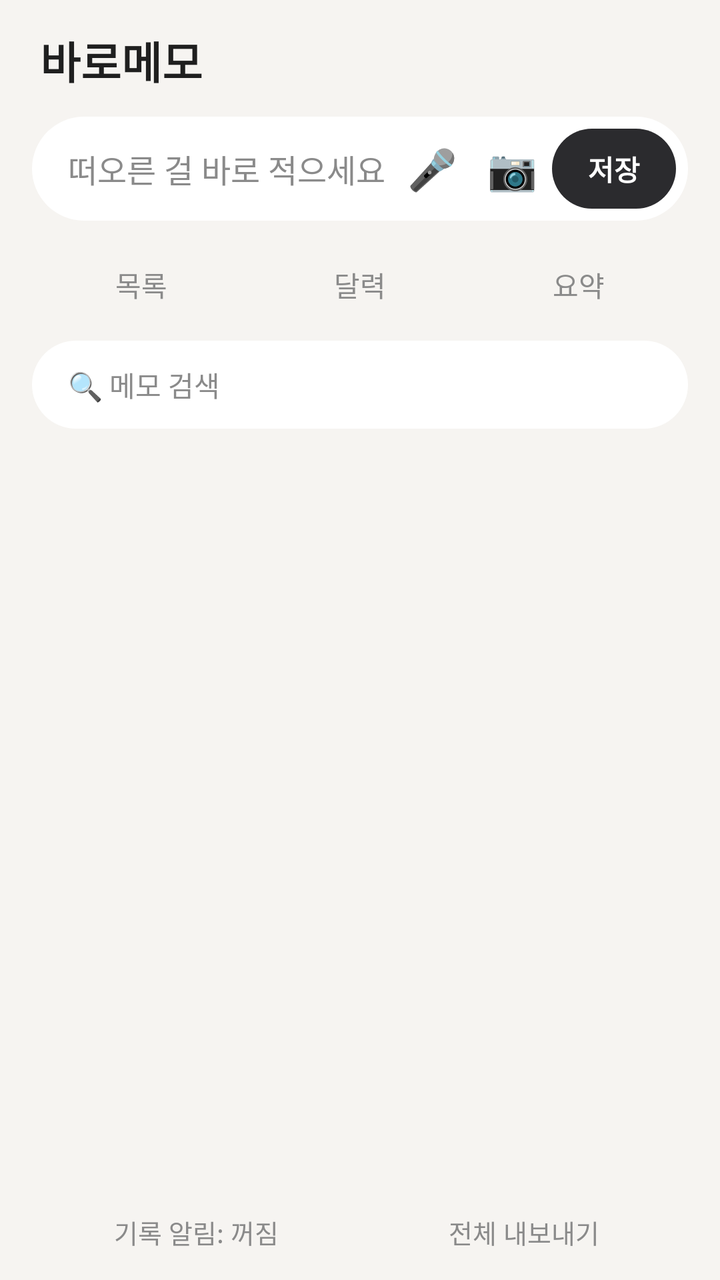
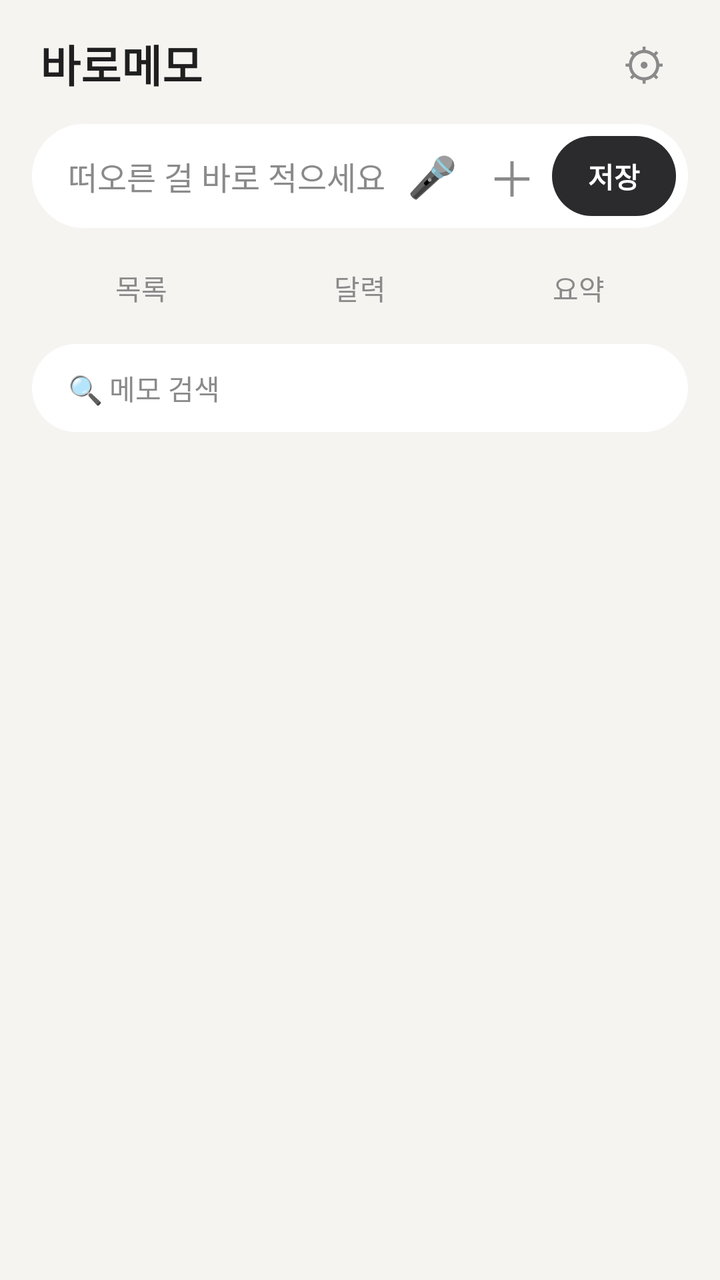

Before-and-after screenshots of an Android layout around one commit, followed by the original layout XML and the change that was made.
<!-- AndroidManifest.xml: application theme AppTheme -->
<!-- res/layout/activity_main.xml -->
<?xml version="1.0" encoding="utf-8"?>
<FrameLayout xmlns:android="http://schemas.android.com/apk/res/android"
    android:layout_width="match_parent"
    android:layout_height="match_parent"
    android:background="@color/bg"
    android:fitsSystemWindows="true">

    <LinearLayout
        android:layout_width="match_parent"
        android:layout_height="match_parent"
        android:orientation="vertical"
        android:paddingStart="16dp"
        android:paddingTop="14dp"
        android:paddingEnd="16dp"
        android:paddingBottom="4dp">

        <TextView
            android:layout_width="wrap_content"
            android:layout_height="wrap_content"
            android:paddingStart="4dp"
            android:paddingBottom="12dp"
            android:text="바로메모"
            android:textColor="@color/text"
            android:textSize="22sp"
            android:textStyle="bold" />

        
        <LinearLayout
            android:layout_width="match_parent"
            android:layout_height="wrap_content"
            android:background="@drawable/bg_input"
            android:gravity="center_vertical"
            android:minHeight="52dp"
            android:orientation="horizontal"
            android:paddingStart="18dp"
            android:paddingEnd="6dp">

            <EditText
                android:id="@+id/input"
                android:layout_width="0dp"
                android:layout_height="wrap_content"
                android:layout_weight="1"
                android:background="@null"
                android:hint="떠오른 걸 바로 적으세요"
                android:imeOptions="actionDone"
                android:inputType="text"
                android:minHeight="48dp"
                android:textColor="@color/text"
                android:textColorHint="@color/sub"
                android:textSize="16sp" />

            <TextView
                android:id="@+id/mic"
                android:layout_width="40dp"
                android:layout_height="40dp"
                android:clickable="true"
                android:contentDescription="받아쓰기"
                android:focusable="true"
                android:gravity="center"
                android:text="🎤"
                android:textSize="20sp" />

            <TextView
                android:id="@+id/photo"
                android:layout_width="40dp"
                android:layout_height="40dp"
                android:clickable="true"
                android:contentDescription="사진 첨부"
                android:focusable="true"
                android:gravity="center"
                android:text="📷"
                android:textSize="20sp" />

            <TextView
                android:id="@+id/save"
                android:layout_width="wrap_content"
                android:layout_height="40dp"
                android:background="@drawable/bg_btn_accent"
                android:clickable="true"
                android:focusable="true"
                android:gravity="center"
                android:paddingStart="18dp"
                android:paddingEnd="18dp"
                android:text="저장"
                android:textColor="#FFFFFF"
                android:textSize="14sp"
                android:textStyle="bold" />
        </LinearLayout>

        
        <LinearLayout
            android:layout_width="match_parent"
            android:layout_height="wrap_content"
            android:layout_marginTop="14dp"
            android:orientation="horizontal">

            <TextView android:id="@+id/tab_list" style="@style/Tab" android:text="목록" />
            <TextView android:id="@+id/tab_calendar" style="@style/Tab" android:text="달력" />
            <TextView android:id="@+id/tab_summary" style="@style/Tab" android:text="요약" />
        </LinearLayout>

        
        <EditText
            android:id="@+id/search"
            android:layout_width="match_parent"
            android:layout_height="44dp"
            android:layout_marginTop="10dp"
            android:background="@drawable/bg_input"
            android:hint="🔍 메모 검색"
            android:imeOptions="actionSearch"
            android:inputType="text"
            android:paddingStart="18dp"
            android:paddingEnd="18dp"
            android:textColor="@color/text"
            android:textColorHint="@color/sub"
            android:textSize="14sp" />

        
        <HorizontalScrollView
            android:id="@+id/tag_scroll"
            android:layout_width="match_parent"
            android:layout_height="wrap_content"
            android:layout_marginTop="8dp"
            android:scrollbars="none"
            android:visibility="gone">

            <LinearLayout
                android:id="@+id/tag_row"
                android:layout_width="wrap_content"
                android:layout_height="wrap_content"
                android:orientation="horizontal" />
        </HorizontalScrollView>

        
        <LinearLayout
            android:id="@+id/calendar_pane"
            android:layout_width="match_parent"
            android:layout_height="wrap_content"
            android:layout_marginTop="10dp"
            android:background="@drawable/bg_card"
            android:orientation="vertical"
            android:padding="10dp"
            android:visibility="gone">

            <LinearLayout
                android:layout_width="match_parent"
                android:layout_height="wrap_content"
                android:gravity="center_vertical"
                android:orientation="horizontal">

                <TextView
                    android:id="@+id/cal_prev"
                    android:layout_width="48dp"
                    android:layout_height="40dp"
                    android:clickable="true"
                    android:focusable="true"
                    android:gravity="center"
                    android:text="‹"
                    android:textColor="@color/text"
                    android:textSize="24sp" />

                <TextView
                    android:id="@+id/cal_title"
                    android:layout_width="0dp"
                    android:layout_height="40dp"
                    android:layout_weight="1"
                    android:clickable="true"
                    android:focusable="true"
                    android:gravity="center"
                    android:textColor="@color/text"
                    android:textSize="16sp"
                    android:textStyle="bold" />

                <TextView
                    android:id="@+id/cal_next"
                    android:layout_width="48dp"
                    android:layout_height="40dp"
                    android:clickable="true"
                    android:focusable="true"
                    android:gravity="center"
                    android:text="›"
                    android:textColor="@color/text"
                    android:textSize="24sp" />
            </LinearLayout>

            <LinearLayout
                android:id="@+id/cal_weekdays"
                android:layout_width="match_parent"
                android:layout_height="wrap_content"
                android:orientation="horizontal" />

            <LinearLayout
                android:id="@+id/cal_grid"
                android:layout_width="match_parent"
                android:layout_height="wrap_content"
                android:orientation="vertical" />
        </LinearLayout>

        <TextView
            android:id="@+id/day_title"
            android:layout_width="match_parent"
            android:layout_height="wrap_content"
            android:layout_marginTop="10dp"
            android:background="@drawable/bg_card"
            android:lineSpacingExtra="4dp"
            android:paddingStart="16dp"
            android:paddingTop="12dp"
            android:paddingEnd="16dp"
            android:paddingBottom="12dp"
            android:textColor="@color/text"
            android:textSize="14sp"
            android:visibility="gone" />

        <TextView
            android:id="@+id/empty"
            android:layout_width="match_parent"
            android:layout_height="wrap_content"
            android:gravity="center"
            android:paddingTop="24dp"
            android:textColor="@color/sub"
            android:textSize="14sp"
            android:visibility="gone" />

        <ListView
            android:id="@+id/list"
            android:layout_width="match_parent"
            android:layout_height="0dp"
            android:layout_marginTop="10dp"
            android:layout_weight="1"
            android:divider="@android:color/transparent"
            android:dividerHeight="8dp"
            android:listSelector="@android:color/transparent"
            android:scrollbars="none" />

        
        <ScrollView
            android:id="@+id/summary_pane"
            android:layout_width="match_parent"
            android:layout_height="0dp"
            android:layout_marginTop="10dp"
            android:layout_weight="1"
            android:scrollbars="none"
            android:visibility="gone">

            <TextView
                android:id="@+id/summary_text"
                android:layout_width="match_parent"
                android:layout_height="wrap_content"
                android:background="@drawable/bg_card"
                android:lineSpacingExtra="5dp"
                android:padding="18dp"
                android:textColor="@color/text"
                android:textIsSelectable="true"
                android:textSize="15sp" />
        </ScrollView>

        <LinearLayout
            android:id="@+id/bottom_bar"
            android:layout_width="match_parent"
            android:layout_height="wrap_content"
            android:layout_marginTop="4dp"
            android:orientation="horizontal">

            <TextView android:id="@+id/reminder" style="@style/Flat" android:text="기록 알림: 꺼짐" />
            <TextView android:id="@+id/share" style="@style/Flat" android:text="전체 내보내기" />
        </LinearLayout>

        
        <LinearLayout
            android:id="@+id/select_bar"
            android:layout_width="match_parent"
            android:layout_height="wrap_content"
            android:layout_marginTop="4dp"
            android:layout_marginBottom="4dp"
            android:background="@drawable/bg_tab_selected"
            android:orientation="horizontal"
            android:visibility="gone">

            <TextView android:id="@+id/sel_count" style="@style/Flat" android:textColor="@color/accent" android:textStyle="bold" />
            <TextView android:id="@+id/sel_copy" style="@style/Flat" android:text="복사" android:textColor="@color/text" />
            <TextView android:id="@+id/sel_share" style="@style/Flat" android:text="내보내기" android:textColor="@color/text" />
            <TextView android:id="@+id/sel_delete" style="@style/Flat" android:text="삭제" android:textColor="@color/text" />
            <TextView android:id="@+id/sel_cancel" style="@style/Flat" android:text="취소" />
        </LinearLayout>
    </LinearLayout>
</FrameLayout>
<!-- resources referenced by this layout -->
<resources>
  <color name="accent">#FF7A59</color>
  <color name="bg">#F6F4F1</color>
  <color name="sub">#8A8A8A</color>
  <color name="text">#1F1F1F</color>
  <!-- drawable bg_btn_accent (drawable) -->
  <?xml version="1.0" encoding="utf-8"?>
  <shape xmlns:android="http://schemas.android.com/apk/res/android" android:shape="rectangle">
      <solid android:color="?attr/bmAccent" />
      <corners android:radius="20dp" />
  </shape>
  <!-- drawable bg_card (drawable) -->
  <?xml version="1.0" encoding="utf-8"?>
  <shape xmlns:android="http://schemas.android.com/apk/res/android" android:shape="rectangle">
      <solid android:color="@color/surface" />
      <corners android:radius="16dp" />
  </shape>
  <!-- drawable bg_input (drawable) -->
  <?xml version="1.0" encoding="utf-8"?>
  <shape xmlns:android="http://schemas.android.com/apk/res/android" android:shape="rectangle">
      <solid android:color="@color/surface" />
      <corners android:radius="26dp" />
  </shape>
  <!-- drawable bg_tab_selected (drawable) -->
  <?xml version="1.0" encoding="utf-8"?>
  <shape xmlns:android="http://schemas.android.com/apk/res/android" android:shape="rectangle">
      <solid android:color="?attr/bmAccentSoft" />
      <corners android:radius="18dp" />
  </shape>
  <style name="Flat">
          <item name="android:layout_width">0dp</item>
          <item name="android:layout_height">40dp</item>
          <item name="android:layout_weight">1</item>
          <item name="android:gravity">center</item>
          <item name="android:textSize">13sp</item>
          <item name="android:textColor">@color/sub</item>
          <item name="android:clickable">true</item>
          <item name="android:focusable">true</item>
      </style>
  <style name="Tab">
          <item name="android:layout_width">0dp</item>
          <item name="android:layout_height">36dp</item>
          <item name="android:layout_weight">1</item>
          <item name="android:gravity">center</item>
          <item name="android:textSize">14sp</item>
          <item name="android:textColor">@color/sub</item>
          <item name="android:clickable">true</item>
          <item name="android:focusable">true</item>
      </style>
  <style name="AppTheme" parent="@android:style/Theme.DeviceDefault.DayNight">
          <item name="android:windowActionBar">false</item>
          <item name="android:windowNoTitle">true</item>
          <item name="android:windowBackground">@color/bg</item>
          <item name="android:statusBarColor">@color/bg</item>
          <item name="android:navigationBarColor">@color/bg</item>
          <item name="android:windowLightStatusBar">@bool/light_bars</item>
          <item name="android:windowLightNavigationBar">@bool/light_bars</item>
          <item name="bmAccent">@color/p_simple</item>
          <item name="bmAccentSoft">@color/p_simple_soft</item>
          <item name="bmOnAccent">@color/p_simple_on</item>
      </style>
  <color name="surface">#FFFFFF</color>
  <color name="p_simple">#2B2B2E</color>
  <color name="p_simple_soft">#E6E6EA</color>
  <color name="p_simple_on">#FFFFFF</color>
</resources>

<!-- the commit's change to res/layout/activity_main.xml (unified diff, before → after) -->
@@ -10,19 +10,40 @@
         android:layout_height="match_parent"
         android:orientation="vertical"
         android:paddingStart="16dp"
-        android:paddingTop="14dp"
+        android:paddingTop="10dp"
         android:paddingEnd="16dp"
-        android:paddingBottom="4dp">
-
-        <TextView
-            android:layout_width="wrap_content"
-            android:layout_height="wrap_content"
-            android:paddingStart="4dp"
-            android:paddingBottom="12dp"
-            android:text="바로메모"
-            android:textColor="@color/text"
-            android:textSize="22sp"
-            android:textStyle="bold" />
+        android:paddingBottom="8dp">
+
+        
+        <LinearLayout
+            android:layout_width="match_parent"
+            android:layout_height="wrap_content"
+            android:gravity="center_vertical"
+            android:orientation="horizontal"
+            android:paddingBottom="8dp">
+
+            <TextView
+                android:layout_width="0dp"
+                android:layout_height="wrap_content"
+                android:layout_weight="1"
+                android:paddingStart="4dp"
+                android:text="바로메모"
+                android:textColor="@color/text"
+                android:textSize="22sp"
+                android:textStyle="bold" />
+
+            <TextView
+                android:id="@+id/settings"
+                android:layout_width="44dp"
+                android:layout_height="44dp"
+                android:clickable="true"
+                android:contentDescription="설정"
+                android:focusable="true"
+                android:gravity="center"
+                android:text="⚙"
+                android:textColor="@color/sub"
+                android:textSize="22sp" />
+        </LinearLayout>
 
         
         <LinearLayout
@@ -65,11 +86,12 @@
                 android:layout_width="40dp"
                 android:layout_height="40dp"
                 android:clickable="true"
-                android:contentDescription="사진 첨부"
+                android:contentDescription="사진·그림 붙이기"
                 android:focusable="true"
                 android:gravity="center"
-                android:text="📷"
-                android:textSize="20sp" />
+                android:text="＋"
+                android:textColor="@color/sub"
+                android:textSize="24sp" />
 
             <TextView
                 android:id="@+id/save"
@@ -82,16 +104,33 @@
                 android:paddingStart="18dp"
                 android:paddingEnd="18dp"
                 android:text="저장"
-                android:textColor="#FFFFFF"
+                android:textColor="?attr/bmOnAccent"
                 android:textSize="14sp"
                 android:textStyle="bold" />
         </LinearLayout>
 
         
-        <LinearLayout
-            android:layout_width="match_parent"
-            android:layout_height="wrap_content"
-            android:layout_marginTop="14dp"
+        <HorizontalScrollView
+            android:id="@+id/input_tag_scroll"
+            android:layout_width="match_parent"
+            android:layout_height="wrap_content"
+            android:layout_marginTop="8dp"
+            android:scrollbars="none"
+            android:visibility="gone">
+
+            <LinearLayout
+                android:id="@+id/input_tag_row"
+                android:layout_width="wrap_content"
+                android:layout_height="wrap_content"
+                android:orientation="horizontal" />
+        </HorizontalScrollView>
+
+        
+        <LinearLayout
+            android:id="@+id/tab_row"
+            android:layout_width="match_parent"
+            android:layout_height="wrap_content"
+            android:layout_marginTop="12dp"
             android:orientation="horizontal">
 
             <TextView android:id="@+id/tab_list" style="@style/Tab" android:text="목록" />
@@ -196,6 +235,7 @@
                 android:orientation="vertical" />
         </LinearLayout>
 
+        
         <TextView
             android:id="@+id/day_title"
             android:layout_width="match_parent"
@@ -254,29 +294,17 @@
                 android:textSize="15sp" />
         </ScrollView>
 
-        <LinearLayout
-            android:id="@+id/bottom_bar"
-            android:layout_width="match_parent"
-            android:layout_height="wrap_content"
-            android:layout_marginTop="4dp"
-            android:orientation="horizontal">
-
-            <TextView android:id="@+id/reminder" style="@style/Flat" android:text="기록 알림: 꺼짐" />
-            <TextView android:id="@+id/share" style="@style/Flat" android:text="전체 내보내기" />
-        </LinearLayout>
-
         
         <LinearLayout
             android:id="@+id/select_bar"
             android:layout_width="match_parent"
             android:layout_height="wrap_content"
-            android:layout_marginTop="4dp"
-            android:layout_marginBottom="4dp"
+            android:layout_marginTop="6dp"
             android:background="@drawable/bg_tab_selected"
             android:orientation="horizontal"
             android:visibility="gone">
 
-            <TextView android:id="@+id/sel_count" style="@style/Flat" android:textColor="@color/accent" android:textStyle="bold" />
+            <TextView android:id="@+id/sel_count" style="@style/Flat" android:textColor="?attr/bmAccent" android:textStyle="bold" />
             <TextView android:id="@+id/sel_copy" style="@style/Flat" android:text="복사" android:textColor="@color/text" />
             <TextView android:id="@+id/sel_share" style="@style/Flat" android:text="내보내기" android:textColor="@color/text" />
             <TextView android:id="@+id/sel_delete" style="@style/Flat" android:text="삭제" android:textColor="@color/text" />
<!-- resource entries referenced after the edit -->
@@ -1,6 +1,5 @@
 <!-- resources referenced by this layout -->
 <resources>
-  <color name="accent">#FF7A59</color>
   <color name="bg">#F6F4F1</color>
   <color name="sub">#8A8A8A</color>
   <color name="text">#1F1F1F</color>
